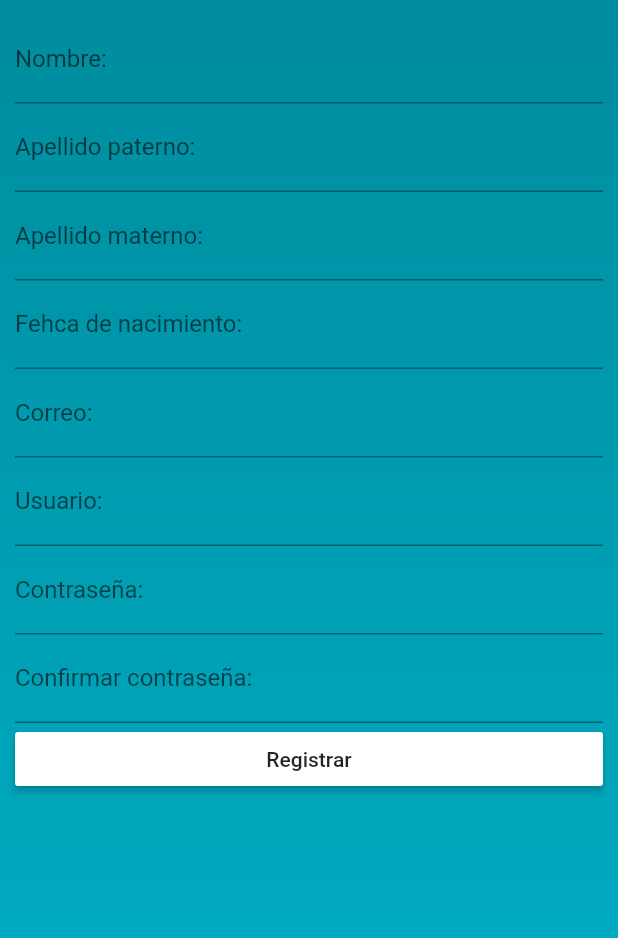
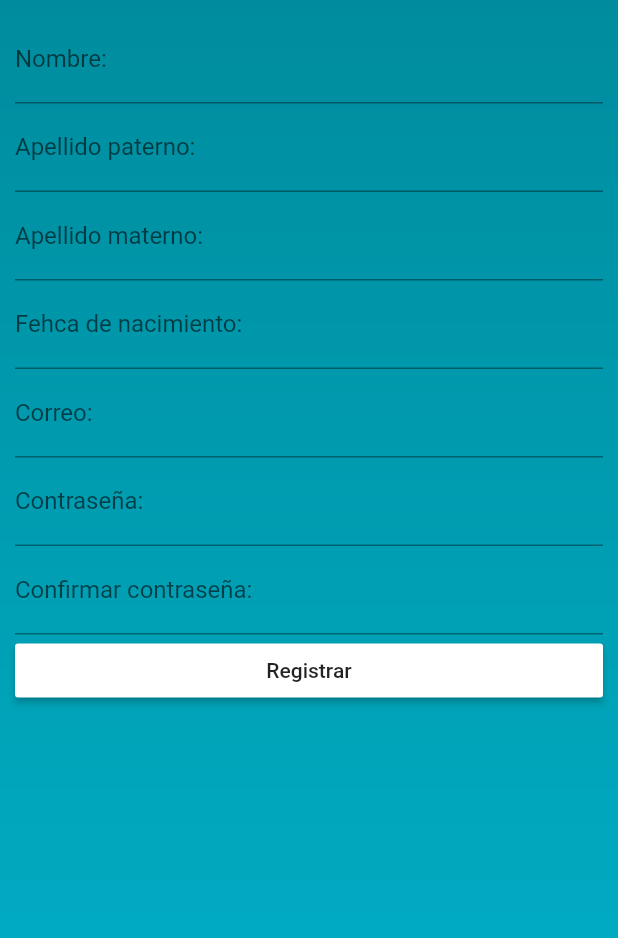
Before and after one commit to ArmandoSmith/GPS, a Flutter app: the screen it shows after launch, after a tap on "Login", after a tap on "Registrarse", on a phone screen of 412 x 824 dp. Shown: the top 938 px of the screen. Run offline on Flutter 3.47's test engine with Material 2 defaults, Android fonts, the phone set to English and light mode, and no system bars; our stand-ins replace firebase_auth; accounts and stored records are empty.

Commit message:
Login App
Se crea el usuario desde el formulario Registrarse, y puede inicari sesión con correo y conraseña.

```diff
--- a/expendly/lib/login.dart
+++ b/expendly/lib/login.dart
@@ -2,6 +2,7 @@ import 'package:flutter/material.dart';
 import 'menu.dart';
 import 'register.dart';
 import 'forgotPassword.dart';
+import 'package:firebase_auth/firebase_auth.dart';
 
 class LoginScreen extends StatefulWidget{
 
@@ -15,21 +16,42 @@ class LoginScreenState extends State<LoginScreen>{
 
   final FormKey = new GlobalKey<FormState>();
 
-  String Usuario, Contrasena;
-  String UsuarioFB, ContrasenaFB;
+  String Correo, Contrasena;
 
-  void ValidarUsuario() {
+  bool ValidarUsuario() {
     final Form = FormKey.currentState;
     if(Form.validate()){
       Form.save();
-      print("El formulario es validado. Usuario: $Usuario, Contraseña: $Contrasena");
-      Navigator.push(
-        context,
-        MaterialPageRoute(builder: (context) => MenuScreen()),
-      );
+
+      print("El formulario es validado. Correo: $Correo, Contraseña: $Contrasena");
+      return true;
     }
     else{
-      print("El formulario es invalido. Usuario: $Usuario, Contraseña: $Contrasena");
+      print("El formulario es invalido. Correo: $Correo, Contraseña: $Contrasena");
+      return false;
+    }
+  }
+
+  void Validar_Enviar() async
+  {
+    if(ValidarUsuario())
+    {
+      try
+      {
+        FirebaseUser usuario = await FirebaseAuth.instance.signInWithEmailAndPassword(email: Correo, password: Contrasena);
+        print('Usuario: ${usuario.uid}');
+
+        //Acceso a la app
+        Navigator.push(
+          context,
+          MaterialPageRoute(builder: (context) => MenuScreen()),
+          );
+      }
+      catch (e)
+      {
+        print('Error: $e');
+        Alerta_DatosIncorrectos();
+      }
     }
   }
 
@@ -63,12 +85,12 @@ class LoginScreenState extends State<LoginScreen>{
                       new TextFormField(
                         decoration: new InputDecoration(
                           icon: Icon(Icons.account_box),
-                          labelText: "Usuario:",
+                          labelText: "Correo:",
                           fillColor: Colors.white,
                         ),//InputDecoration
                         keyboardType: TextInputType.text,
                         validator: (value) => value.isEmpty ? "Campo obligatorio" : null,
-                        onSaved: (value) => Usuario = value,
+                        onSaved: (value) => Correo = value,
                       ),//TextFormField
                       new TextFormField(
                         decoration: new InputDecoration(
@@ -84,7 +106,7 @@ class LoginScreenState extends State<LoginScreen>{
                       new RaisedButton(
                         child: Text("Login"),
                         color: Colors.white,
-                        onPressed: ValidarUsuario,
+                        onPressed: Validar_Enviar,
                       ),//RaisedButton
                       new Center(
                         child: Column(
@@ -131,4 +153,27 @@ class LoginScreenState extends State<LoginScreen>{
       ),//Column
     );//Scaffold
   }//Widget build
+
+  void Alerta_DatosIncorrectos()
+  {
+    showDialog(
+      context: context,
+      builder: (BuildContext context) {
+        //Regresar la alerta
+        return AlertDialog(
+          title: new Text("Aviso"),
+          content: new Text("Correo o contraseña incorrectos."),
+          actions: <Widget>[
+            //Botones de la alerta
+            new FlatButton(
+              child: new Text("OK"),
+              onPressed: () {
+                Navigator.of(context).pop();
+              },
+            ),
+          ],
+        );
+      },
+    );
+  }
 }//LoginScreen
--- a/expendly/lib/register.dart
+++ b/expendly/lib/register.dart
@@ -1,5 +1,6 @@
 import 'package:flutter/material.dart';
 import 'login.dart';
+import 'package:firebase_auth/firebase_auth.dart';
 
 class RegisterScreen extends StatefulWidget{
   @override
@@ -10,20 +11,41 @@ class RegisterScreenState extends State<RegisterScreen>{
 
   final FormKey = new GlobalKey<FormState>();
 
-  String Nombre, ApellidoP, ApellidoM, FechaNacimiento, Correo, Usuario, Contrasena, ConfirmarContrasena, ValidaContrasena;
+  String Nombre, ApellidoP, ApellidoM, FechaNacimiento, Correo, Contrasena, ConfirmarContrasena, ValidaContrasena;
 
-  void ValidarRegistro() {
+  bool ValidarRegistro() {
     final Form = FormKey.currentState;
     if(Form.validate()){
       Form.save();
       print("El formulario es validado.");
-      Navigator.push(
-        context,
-        MaterialPageRoute(builder: (context) => LoginScreen()),
-      );
+      return true;
     }
     else{
       print("El formulario es invalido.");
+      return false;
+    }
+  }
+
+  void Validar_Enviar() async
+  {
+    if(ValidarRegistro())
+    {
+      try
+      {
+        FirebaseUser usuario = await FirebaseAuth.instance.createUserWithEmailAndPassword(email: Correo, password: Contrasena);
+        print('Usuario: ${usuario.uid}');
+
+        //Acceso a la app
+          Navigator.push(
+          context,
+            MaterialPageRoute(builder: (context) => LoginScreen()),
+            );
+      }
+      catch (e)
+      {
+        print('Error: $e');
+        Alerta_ErrorServidor();
+      }
     }
   }
 
@@ -92,15 +114,6 @@ class RegisterScreenState extends State<RegisterScreen>{
                     ),//TextFormField
                     new TextFormField(
                       decoration: new InputDecoration(
-                        labelText: "Usuario:",
-                        fillColor: Colors.white,
-                      ),//InputDecoration
-                      keyboardType: TextInputType.text,
-                      validator: (value) => value.isEmpty ? "Debe llenar este campo!" : null,
-                      onSaved: (value) => Usuario = value,
-                    ),//TextFormField
-                    new TextFormField(
-                      decoration: new InputDecoration(
                         labelText: "Contraseña:",
                         fillColor: Colors.white,
                       ),//InputDecoration
@@ -142,7 +155,7 @@ class RegisterScreenState extends State<RegisterScreen>{
                     new RaisedButton(
                       child: Text("Registrar"),
                       color: Colors.white,
-                      onPressed: ValidarRegistro,
+                      onPressed: Validar_Enviar,
                     ),//RaisedButton
                   ],//Column children
                 ),//Column
@@ -153,4 +166,27 @@ class RegisterScreenState extends State<RegisterScreen>{
       ),//Stack
     );//Scaffold
   }//Widget build
+
+  void Alerta_ErrorServidor()
+  {
+    showDialog(
+      context: context,
+      builder: (BuildContext context) {
+        //Regresar la alerta
+        return AlertDialog(
+          title: new Text("Aviso"),
+          content: new Text("Hubo un error al intentar registrarse, intente de nuevo."),
+          actions: <Widget>[
+            //Botones de la alerta
+            new FlatButton(
+              child: new Text("OK"),
+              onPressed: () {
+                Navigator.of(context).pop();
+              },
+            ),
+          ],
+        );
+      },
+    );
+  }
 }//LoginScreen
--- a/expendly/pubspec.yaml
+++ b/expendly/pubspec.yaml
@@ -15,6 +15,7 @@ environment:
 dependencies:
   flutter:
     sdk: flutter
+  firebase_auth: 0.6.6
 
   # The following adds the Cupertino Icons font to your application.
   # Use with the CupertinoIcons class for iOS style icons.
```
Also changed, not shown: 3 other files.
